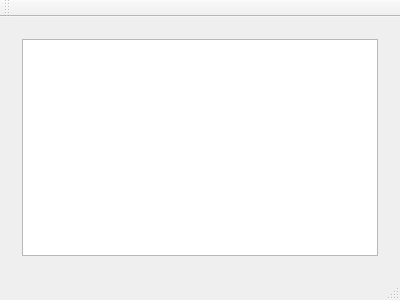
matthieudelaro/GOST-Framework, file projetSDD1/mainwindow.ui: the form before one commit.
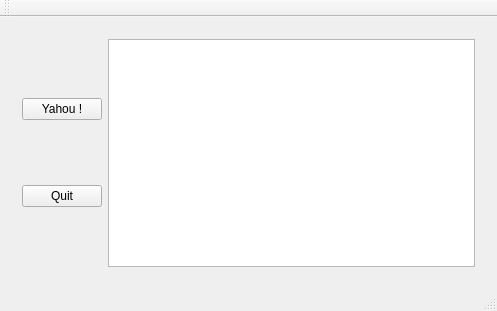
The form after the commit.

```diff
--- a/projetSDD1/mainwindow.ui
+++ b/projetSDD1/mainwindow.ui
@@ -6,8 +6,8 @@
    <rect>
     <x>0</x>
     <y>0</y>
-    <width>400</width>
-    <height>300</height>
+    <width>497</width>
+    <height>311</height>
    </rect>
   </property>
   <property name="windowTitle">
@@ -18,6 +18,24 @@
     <item>
      <widget class="QWidget" name="widget" native="true">
       <layout class="QHBoxLayout" name="horizontalLayout_2">
+       <item>
+        <layout class="QVBoxLayout" name="verticalLayout">
+         <item>
+          <widget class="QPushButton" name="testButton">
+           <property name="text">
+            <string>Yahou !</string>
+           </property>
+          </widget>
+         </item>
+         <item>
+          <widget class="QPushButton" name="quitButton">
+           <property name="text">
+            <string>Quit</string>
+           </property>
+          </widget>
+         </item>
+        </layout>
+       </item>
        <item>
         <widget class="QGraphicsView" name="graphicsView"/>
        </item>
```
Left out of the diff: 5 changed lines with no effect on the pictures.
